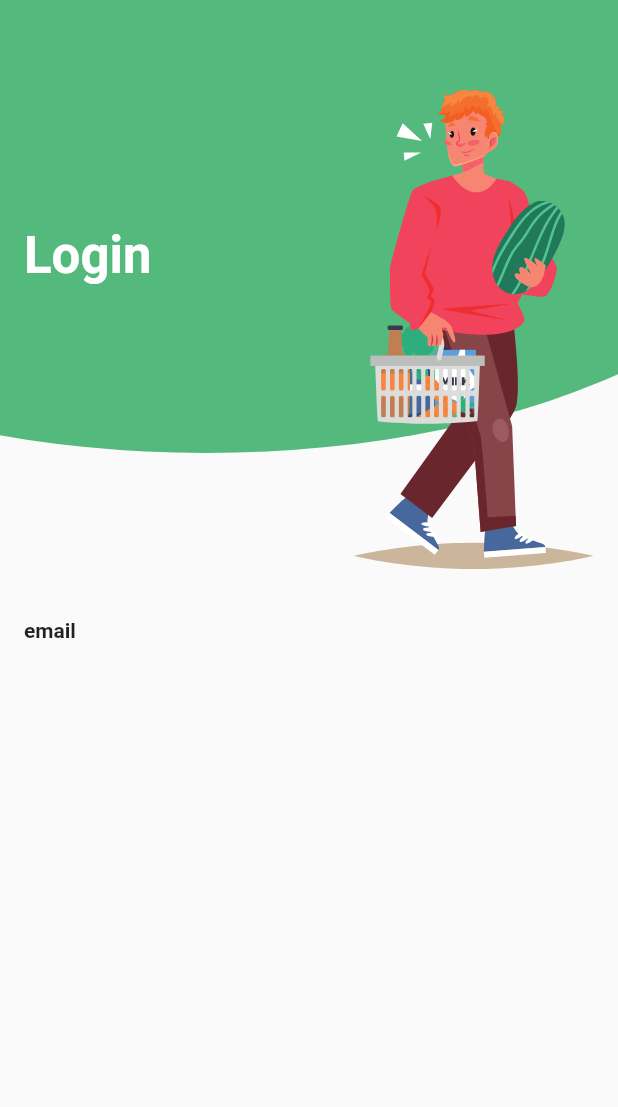
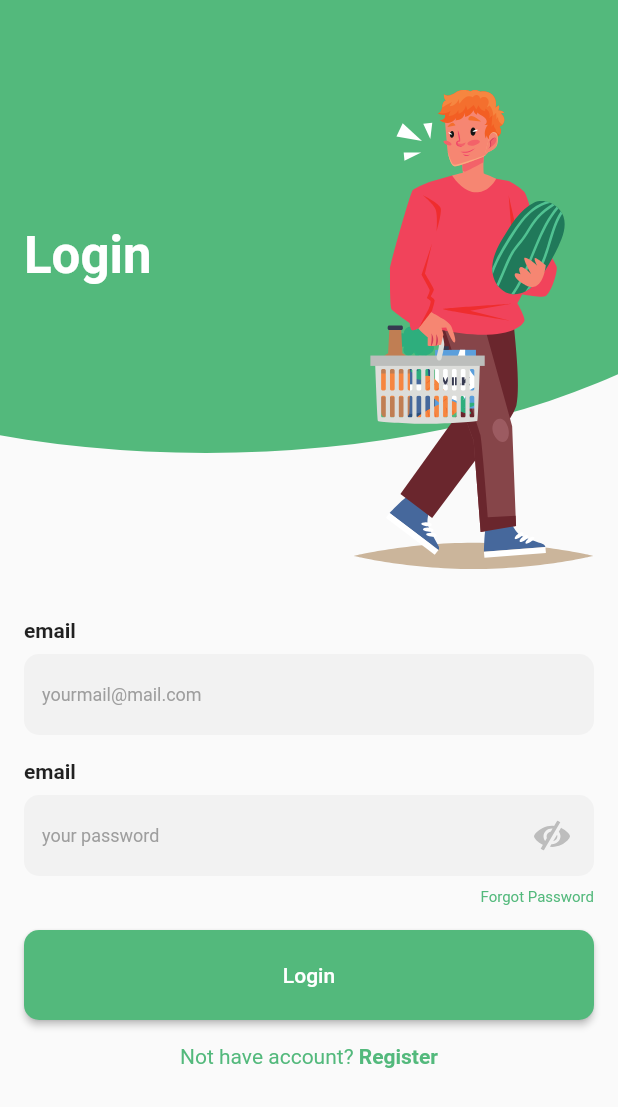
Before and after one commit to ilhamt35/kangsayur-app, a Flutter app: the screen it shows after launch, on a phone screen of 412 x 824 dp. Shown: the top 1107 px of the screen. Run offline on Flutter 3.47's test engine with Material 2 defaults, Android fonts, the phone set to English and light mode, and no system bars; our stand-ins replace flutter_svg.

Commit message:
Add TextField & Button

```diff
--- a/lib/login_page.dart
+++ b/lib/login_page.dart
@@ -14,7 +14,6 @@ class LoginPage extends StatelessWidget {
 
     return Scaffold(
       body: Column(
-        crossAxisAlignment: CrossAxisAlignment.start,
         children: [
           Container(
             height: height / 2,
@@ -53,27 +52,102 @@ class LoginPage extends StatelessWidget {
               ],
             ),
           ),
+          Align(
+            alignment: Alignment.centerLeft,
+            child: Container(
+              margin: EdgeInsets.symmetric(horizontal: 16),
+              child: Text(
+                'email',
+                style: TextStyle(fontSize: 14, fontWeight: FontWeight.bold),
+              ),
+            ),
+          ),
+          Container(
+            margin: EdgeInsets.fromLTRB(16, 8, 16, 16),
+            child: TextField(
+              style: TextStyle(
+                fontSize: 12,
+              ),
+              decoration: InputDecoration(
+                  fillColor: Color.fromRGBO(242, 242, 242, 1),
+                  filled: true,
+                  hintText: 'yourmail@mail.com',
+                  hintStyle: TextStyle(color: Colors.grey),
+                  border: OutlineInputBorder(
+                      borderSide: BorderSide.none,
+                      borderRadius: BorderRadius.circular(10))),
+            ),
+          ),
+          Align(
+            alignment: Alignment.centerLeft,
+            child: Container(
+              margin: EdgeInsets.symmetric(horizontal: 16),
+              child: Text(
+                'email',
+                style: TextStyle(fontSize: 14, fontWeight: FontWeight.bold),
+              ),
+            ),
+          ),
+          Container(
+            margin: EdgeInsets.fromLTRB(16, 8, 16, 8),
+            child: TextField(
+              obscureText: true,
+              style: TextStyle(
+                fontSize: 12,
+              ),
+              decoration: InputDecoration(
+                  suffixIcon: Padding(
+                    padding: const EdgeInsets.all(16.0),
+                    child: SvgPicture.asset(
+                      'assets/eye.svg',
+                    ),
+                  ),
+                  fillColor: Color.fromRGBO(242, 242, 242, 1),
+                  filled: true,
+                  hintText: 'your password',
+                  hintStyle: TextStyle(color: Colors.grey),
+                  border: OutlineInputBorder(
+                      borderSide: BorderSide.none,
+                      borderRadius: BorderRadius.circular(10))),
+            ),
+          ),
+          Align(
+            alignment: Alignment.centerRight,
+            child: Container(
+              margin: EdgeInsets.only(right: 16, bottom: 16),
+              child: Text(
+                'Forgot Password',
+                style: TextStyle(
+                  color: green,
+                  fontSize: 10,
+                ),
+              ),
+            ),
+          ),
           Container(
             margin: EdgeInsets.symmetric(horizontal: 16),
-            child: Text(
-              'email',
-              style: TextStyle(fontSize: 14, fontWeight: FontWeight.bold),
+            child: ElevatedButton(
+              onPressed: () {},
+              child: Text('Login'),
+              style: ButtonStyle(
+                  backgroundColor: MaterialStateProperty.all(green),
+                  minimumSize:
+                      MaterialStateProperty.all(Size(double.infinity, 60)),
+                  shape: MaterialStateProperty.all(RoundedRectangleBorder(
+                      borderRadius: BorderRadius.circular(10)))),
             ),
           ),
-          // Container(
-          //   margin: EdgeInsets.fromLTRB(16, 16, 16, 16),
-          //   child: TextField(
-          //     decoration: InputDecoration(
-          //         fillColor: Color.fromRGBO(242, 242, 242, 1),
-          //         filled: true,
-          //         hintText: 'yourmail@mail.com',
-          //         border: OutlineInputBorder(
-          //             borderSide: BorderSide(
-          //               color: Color.fromRGBO(242, 242, 242, 1),
-          //             ),
-          //             borderRadius: BorderRadius.circular(10))),
-          //   ),
-          // )
+          Container(
+            margin: EdgeInsets.only(top: 16),
+            child: RichText(
+              text: TextSpan(style: TextStyle(color: green), children: [
+                TextSpan(text: 'Not have account? '),
+                TextSpan(
+                    text: 'Register',
+                    style: TextStyle(fontWeight: FontWeight.bold)),
+              ]),
+            ),
+          )
         ],
       ),
     );
--- a/lib/main.dart
+++ b/lib/main.dart
@@ -12,6 +12,7 @@ class MyApp extends StatelessWidget {
   @override
   Widget build(BuildContext context) {
     return MaterialApp(
+      debugShowCheckedModeBanner: false,
       home: LoginPage(),
     );
   }
--- a/pubspec.yaml
+++ b/pubspec.yaml
@@ -42,6 +42,7 @@ flutter:
   # To add assets to your application, add an assets section, like this:
   assets:
     - assets/people.svg
+    - assets/eye.svg
   #   - images/a_dot_ham.jpeg
   # An image asset can refer to one or more resolution-specific "variants", see
   # https://flutter.dev/assets-and-images/#resolution-aware.
```
Also changed, not shown: assets/eye.svg (added).
